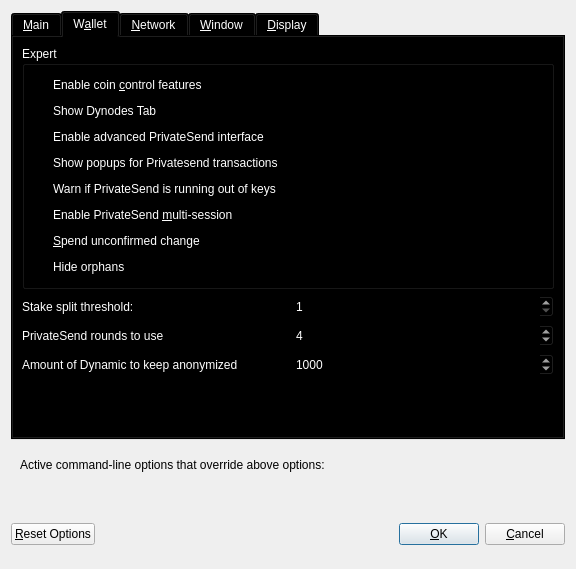
The window that src/qt/forms/optionsdialog.ui (duality-solutions/Dynamic) describes before a commit, drawn with Qt 5.
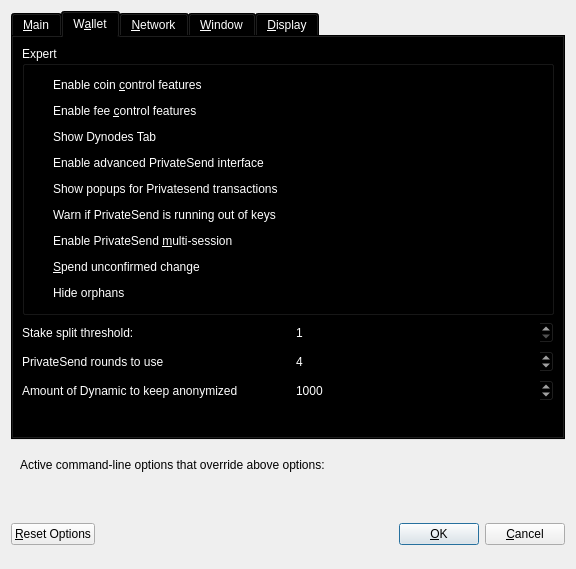
The same window after the commit. Custom widgets are drawn as their Qt base class.

The edit to the form file:
```diff
--- a/src/qt/forms/optionsdialog.ui
+++ b/src/qt/forms/optionsdialog.ui
@@ -1402,6 +1402,431 @@
             </property>
            </widget>
           </item>
+          <item>
+           <widget class="QCheckBox" name="customFeeFeatures">
+            <property name="palette">
+             <palette>
+              <active>
+               <colorrole role="WindowText">
+                <brush brushstyle="SolidPattern">
+                 <color alpha="255">
+                  <red>255</red>
+                  <green>255</green>
+                  <blue>255</blue>
+                 </color>
+                </brush>
+               </colorrole>
+               <colorrole role="Button">
+                <brush brushstyle="SolidPattern">
+                 <color alpha="255">
+                  <red>0</red>
+                  <green>0</green>
+                  <blue>0</blue>
+                 </color>
+                </brush>
+               </colorrole>
+               <colorrole role="Light">
+                <brush brushstyle="SolidPattern">
+                 <color alpha="255">
+                  <red>0</red>
+                  <green>0</green>
+                  <blue>0</blue>
+                 </color>
+                </brush>
+               </colorrole>
+               <colorrole role="Midlight">
+                <brush brushstyle="SolidPattern">
+                 <color alpha="255">
+                  <red>0</red>
+                  <green>0</green>
+                  <blue>0</blue>
+                 </color>
+                </brush>
+               </colorrole>
+               <colorrole role="Dark">
+                <brush brushstyle="SolidPattern">
+                 <color alpha="255">
+                  <red>0</red>
+                  <green>0</green>
+                  <blue>0</blue>
+                 </color>
+                </brush>
+               </colorrole>
+               <colorrole role="Mid">
+                <brush brushstyle="SolidPattern">
+                 <color alpha="255">
+                  <red>0</red>
+                  <green>0</green>
+                  <blue>0</blue>
+                 </color>
+                </brush>
+               </colorrole>
+               <colorrole role="Text">
+                <brush brushstyle="SolidPattern">
+                 <color alpha="255">
+                  <red>255</red>
+                  <green>255</green>
+                  <blue>255</blue>
+                 </color>
+                </brush>
+               </colorrole>
+               <colorrole role="BrightText">
+                <brush brushstyle="SolidPattern">
+                 <color alpha="255">
+                  <red>255</red>
+                  <green>255</green>
+                  <blue>255</blue>
+                 </color>
+                </brush>
+               </colorrole>
+               <colorrole role="ButtonText">
+                <brush brushstyle="SolidPattern">
+                 <color alpha="255">
+                  <red>255</red>
+                  <green>255</green>
+                  <blue>255</blue>
+                 </color>
+                </brush>
+               </colorrole>
+               <colorrole role="Base">
+                <brush brushstyle="SolidPattern">
+                 <color alpha="255">
+                  <red>0</red>
+                  <green>0</green>
+                  <blue>0</blue>
+                 </color>
+                </brush>
+               </colorrole>
+               <colorrole role="Window">
+                <brush brushstyle="SolidPattern">
+                 <color alpha="255">
+                  <red>0</red>
+                  <green>0</green>
+                  <blue>0</blue>
+                 </color>
+                </brush>
+               </colorrole>
+               <colorrole role="Shadow">
+                <brush brushstyle="SolidPattern">
+                 <color alpha="255">
+                  <red>0</red>
+                  <green>0</green>
+                  <blue>0</blue>
+                 </color>
+                </brush>
+               </colorrole>
+               <colorrole role="AlternateBase">
+                <brush brushstyle="SolidPattern">
+                 <color alpha="255">
+                  <red>0</red>
+                  <green>0</green>
+                  <blue>0</blue>
+                 </color>
+                </brush>
+               </colorrole>
+               <colorrole role="ToolTipBase">
+                <brush brushstyle="SolidPattern">
+                 <color alpha="255">
+                  <red>255</red>
+                  <green>255</green>
+                  <blue>220</blue>
+                 </color>
+                </brush>
+               </colorrole>
+               <colorrole role="ToolTipText">
+                <brush brushstyle="SolidPattern">
+                 <color alpha="255">
+                  <red>0</red>
+                  <green>0</green>
+                  <blue>0</blue>
+                 </color>
+                </brush>
+               </colorrole>
+              </active>
+              <inactive>
+               <colorrole role="WindowText">
+                <brush brushstyle="SolidPattern">
+                 <color alpha="255">
+                  <red>255</red>
+                  <green>255</green>
+                  <blue>255</blue>
+                 </color>
+                </brush>
+               </colorrole>
+               <colorrole role="Button">
+                <brush brushstyle="SolidPattern">
+                 <color alpha="255">
+                  <red>0</red>
+                  <green>0</green>
+                  <blue>0</blue>
+                 </color>
+                </brush>
+               </colorrole>
+               <colorrole role="Light">
+                <brush brushstyle="SolidPattern">
+                 <color alpha="255">
+                  <red>0</red>
+                  <green>0</green>
+                  <blue>0</blue>
+                 </color>
+                </brush>
+               </colorrole>
+               <colorrole role="Midlight">
+                <brush brushstyle="SolidPattern">
+                 <color alpha="255">
+                  <red>0</red>
+                  <green>0</green>
+                  <blue>0</blue>
+                 </color>
+                </brush>
+               </colorrole>
+               <colorrole role="Dark">
+                <brush brushstyle="SolidPattern">
+                 <color alpha="255">
+                  <red>0</red>
+                  <green>0</green>
+                  <blue>0</blue>
+                 </color>
+                </brush>
+               </colorrole>
+               <colorrole role="Mid">
+                <brush brushstyle="SolidPattern">
+                 <color alpha="255">
+                  <red>0</red>
+                  <green>0</green>
+                  <blue>0</blue>
+                 </color>
+                </brush>
+               </colorrole>
+               <colorrole role="Text">
+                <brush brushstyle="SolidPattern">
+                 <color alpha="255">
+                  <red>255</red>
+                  <green>255</green>
+                  <blue>255</blue>
+                 </color>
+                </brush>
+               </colorrole>
+               <colorrole role="BrightText">
+                <brush brushstyle="SolidPattern">
+                 <color alpha="255">
+                  <red>255</red>
+                  <green>255</green>
+                  <blue>255</blue>
+                 </color>
+                </brush>
+               </colorrole>
+               <colorrole role="ButtonText">
+                <brush brushstyle="SolidPattern">
+                 <color alpha="255">
+                  <red>255</red>
+                  <green>255</green>
+                  <blue>255</blue>
+                 </color>
+                </brush>
+               </colorrole>
+               <colorrole role="Base">
+                <brush brushstyle="SolidPattern">
+                 <color alpha="255">
+                  <red>0</red>
+                  <green>0</green>
+                  <blue>0</blue>
+                 </color>
+                </brush>
+               </colorrole>
+               <colorrole role="Window">
+                <brush brushstyle="SolidPattern">
+                 <color alpha="255">
+                  <red>0</red>
+                  <green>0</green>
+                  <blue>0</blue>
+                 </color>
+                </brush>
+               </colorrole>
+               <colorrole role="Shadow">
+                <brush brushstyle="SolidPattern">
+                 <color alpha="255">
+                  <red>0</red>
+                  <green>0</green>
+                  <blue>0</blue>
+                 </color>
+                </brush>
+               </colorrole>
+               <colorrole role="AlternateBase">
+                <brush brushstyle="SolidPattern">
+                 <color alpha="255">
+                  <red>0</red>
+                  <green>0</green>
+                  <blue>0</blue>
+                 </color>
+                </brush>
+               </colorrole>
+               <colorrole role="ToolTipBase">
+                <brush brushstyle="SolidPattern">
+                 <color alpha="255">
+                  <red>255</red>
+                  <green>255</green>
+                  <blue>220</blue>
+                 </color>
+                </brush>
+               </colorrole>
+               <colorrole role="ToolTipText">
+                <brush brushstyle="SolidPattern">
+                 <color alpha="255">
+                  <red>0</red>
+                  <green>0</green>
+                  <blue>0</blue>
+                 </color>
+                </brush>
+               </colorrole>
+              </inactive>
+              <disabled>
+               <colorrole role="WindowText">
+                <brush brushstyle="SolidPattern">
+                 <color alpha="255">
+                  <red>0</red>
+                  <green>0</green>
+                  <blue>0</blue>
+                 </color>
+                </brush>
+               </colorrole>
+               <colorrole role="Button">
+                <brush brushstyle="SolidPattern">
+                 <color alpha="255">
+                  <red>0</red>
+                  <green>0</green>
+                  <blue>0</blue>
+                 </color>
+                </brush>
+               </colorrole>
+               <colorrole role="Light">
+                <brush brushstyle="SolidPattern">
+                 <color alpha="255">
+                  <red>0</red>
+                  <green>0</green>
+                  <blue>0</blue>
+                 </color>
+                </brush>
+               </colorrole>
+               <colorrole role="Midlight">
+                <brush brushstyle="SolidPattern">
+                 <color alpha="255">
+                  <red>0</red>
+                  <green>0</green>
+                  <blue>0</blue>
+                 </color>
+                </brush>
+               </colorrole>
+               <colorrole role="Dark">
+                <brush brushstyle="SolidPattern">
+                 <color alpha="255">
+                  <red>0</red>
+                  <green>0</green>
+                  <blue>0</blue>
+                 </color>
+                </brush>
+               </colorrole>
+               <colorrole role="Mid">
+                <brush brushstyle="SolidPattern">
+                 <color alpha="255">
+                  <red>0</red>
+                  <green>0</green>
+                  <blue>0</blue>
+                 </color>
+                </brush>
+               </colorrole>
+               <colorrole role="Text">
+                <brush brushstyle="SolidPattern">
+                 <color alpha="255">
+                  <red>0</red>
+                  <green>0</green>
+                  <blue>0</blue>
+                 </color>
+                </brush>
+               </colorrole>
+               <colorrole role="BrightText">
+                <brush brushstyle="SolidPattern">
+                 <color alpha="255">
+                  <red>255</red>
+                  <green>255</green>
+                  <blue>255</blue>
+                 </color>
+                </brush>
+               </colorrole>
+               <colorrole role="ButtonText">
+                <brush brushstyle="SolidPattern">
+                 <color alpha="255">
+                  <red>0</red>
+                  <green>0</green>
+                  <blue>0</blue>
+                 </color>
+                </brush>
+               </colorrole>
+               <colorrole role="Base">
+                <brush brushstyle="SolidPattern">
+                 <color alpha="255">
+                  <red>0</red>
+                  <green>0</green>
+                  <blue>0</blue>
+                 </color>
+                </brush>
+               </colorrole>
+               <colorrole role="Window">
+                <brush brushstyle="SolidPattern">
+                 <color alpha="255">
+                  <red>0</red>
+                  <green>0</green>
+                  <blue>0</blue>
+                 </color>
+                </brush>
+               </colorrole>
+               <colorrole role="Shadow">
+                <brush brushstyle="SolidPattern">
+                 <color alpha="255">
+                  <red>0</red>
+                  <green>0</green>
+                  <blue>0</blue>
+                 </color>
+                </brush>
+               </colorrole>
+               <colorrole role="AlternateBase">
+                <brush brushstyle="SolidPattern">
+                 <color alpha="255">
+                  <red>0</red>
+                  <green>0</green>
+                  <blue>0</blue>
+                 </color>
+                </brush>
+               </colorrole>
+               <colorrole role="ToolTipBase">
+                <brush brushstyle="SolidPattern">
+                 <color alpha="255">
+                  <red>255</red>
+                  <green>255</green>
+                  <blue>220</blue>
+                 </color>
+                </brush>
+               </colorrole>
+               <colorrole role="ToolTipText">
+                <brush brushstyle="SolidPattern">
+                 <color alpha="255">
+                  <red>0</red>
+                  <green>0</green>
+                  <blue>0</blue>
+                 </color>
+                </brush>
+               </colorrole>
+              </disabled>
+             </palette>
+            </property>
+            <property name="toolTip">
+             <string>Whether to show fee control features or not.</string>
+            </property>
+            <property name="text">
+             <string>Enable fee &amp;control features</string>
+            </property>
+           </widget>
+          </item>
           <item>
            <widget class="QCheckBox" name="showDynodesTab">
             <property name="palette">
```
